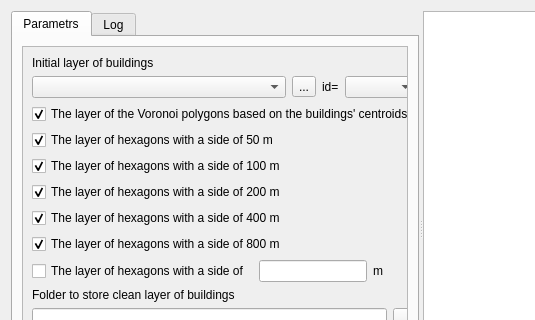
First picture: the form in UI/visualization_clean.ui, repository ishusterman/tau_net_calc, before the edit; both pictures show x 0 to 535 and y 0 to 320 of the 679 by 503 pixel window.
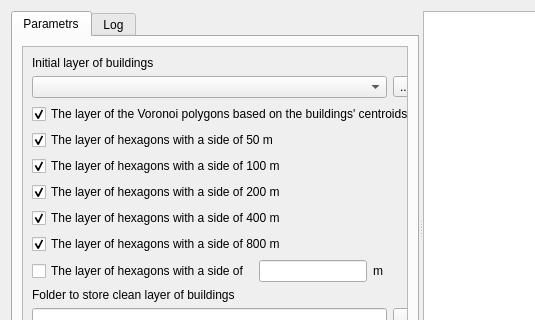
Second picture: the form after the edit. Custom widgets are drawn as their Qt base class.

The edit to the form file:
```diff
--- a/UI/visualization_clean.ui
+++ b/UI/visualization_clean.ui
@@ -84,7 +84,7 @@
              <x>0</x>
              <y>0</y>
              <width>446</width>
-             <height>336</height>
+             <height>340</height>
             </rect>
            </property>
            <property name="sizePolicy">
@@ -109,17 +109,7 @@
               <item row="1" column="0" colspan="2">
                <layout class="QHBoxLayout" name="horizontalLayout_5">
                 <item>
-                 <widget class="QComboBox" name="cmbLayers">
-                  <property name="sizePolicy">
-                   <sizepolicy hsizetype="Preferred" vsizetype="Maximum">
-                    <horstretch>0</horstretch>
-                    <verstretch>0</verstretch>
-                   </sizepolicy>
-                  </property>
-                  <property name="insertPolicy">
-                   <enum>QComboBox::InsertAtTop</enum>
-                  </property>
-                 </widget>
+                 <widget class="QgsMapLayerComboBox" name="cmbLayers"/>
                 </item>
                 <item>
                  <widget class="QToolButton" name="toolButtonBuildings">
@@ -128,29 +118,6 @@
                   </property>
                  </widget>
                 </item>
-                <item>
-                 <widget class="QLabel" name="label_4">
-                  <property name="sizePolicy">
-                   <sizepolicy hsizetype="Fixed" vsizetype="Fixed">
-                    <horstretch>0</horstretch>
-                    <verstretch>0</verstretch>
-                   </sizepolicy>
-                  </property>
-                  <property name="text">
-                   <string>id=</string>
-                  </property>
-                 </widget>
-                </item>
-                <item>
-                 <widget class="QComboBox" name="cmbLayers_fields">
-                  <property name="sizePolicy">
-                   <sizepolicy hsizetype="Fixed" vsizetype="Minimum">
-                    <horstretch>0</horstretch>
-                    <verstretch>0</verstretch>
-                   </sizepolicy>
-                  </property>
-                 </widget>
-                </item>
                </layout>
               </item>
               <item row="9" column="0">
@@ -337,6 +304,13 @@
    </item>
   </layout>
  </widget>
+ <customwidgets>
+  <customwidget>
+   <class>QgsMapLayerComboBox</class>
+   <extends>QComboBox</extends>
+   <header>qgsmaplayercombobox.h</header>
+  </customwidget>
+ </customwidgets>
  <tabstops>
   <tabstop>textInfo</tabstop>
   <tabstop>tabWidget</tabstop>
```
